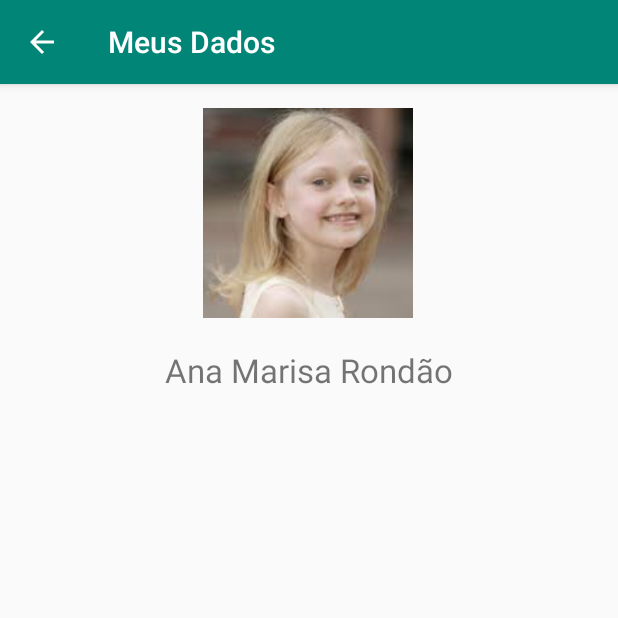
After one commit to jcoelh0/IHC-AEEB, an Android app: the MeusDados screen opened directly, with no data from a screen before it, on a phone screen of 412 x 824 dp, the top half of it. The commit adds this screen. Run offline under Robolectric (Android 15) with nearby library versions, the phone set to English and light mode, and no system bars.

Commit message:
activity_meus_dados initiated

```diff
--- a/app/src/main/AndroidManifest.xml
+++ b/app/src/main/AndroidManifest.xml
@@ -9,14 +9,18 @@
         android:roundIcon="@mipmap/ic_launcher_round"
         android:supportsRtl="true"
         android:theme="@style/AppTheme">
+        <activity android:name=".MeusDados"
+            android:label="Meus Dados"
+            android:parentActivityName=".MainActivity">
+        </activity>
         <activity
             android:name=".Horario"
             android:label="Horário"
-            android:parentActivityName=".MainActivity"/>
+            android:parentActivityName=".MainActivity" />
         <activity
             android:name=".Ementa"
             android:label="Ementa"
-            android:parentActivityName=".MainActivity"/>
+            android:parentActivityName=".MainActivity" />
         <activity
             android:name=".Anuncios_Add"
             android:label="Adicionar Novo Anúncio"
--- a/app/src/main/java/com/example/myapplication/AtividadesExtracur_Add.java
+++ b/app/src/main/java/com/example/myapplication/AtividadesExtracur_Add.java
@@ -61,11 +61,12 @@ public class AtividadesExtracur_Add extends AppCompatActivity {
             dataNovaAtiv = "Data: "+ dataAtiv.getDayOfMonth()+"/"+ dataAtiv.getMonth()+"/"+dataAtiv.getYear();
         } else {
             tituloNovaAtiv = "";
+            descNovaAtiv = "";
             dataNovaAtiv= "";
         }
 
-        navigateUpTo(new Intent(getBaseContext(), MainActivity.class));
-        Toast.makeText(this,"Atividade Adicionada.", Toast.LENGTH_SHORT).show();
+        navigateUpTo(new Intent(getBaseContext(), AtividadesExtracur.class));
+        Toast.makeText(this,"Atividade Adicionado.", Toast.LENGTH_SHORT).show();
         return true;
     }
 }
--- /dev/null
+++ b/app/src/main/java/com/example/myapplication/MeusDados.java
@@ -0,0 +1,15 @@
+package com.example.myapplication;
+
+import android.support.v7.app.AppCompatActivity;
+import android.os.Bundle;
+
+public class MeusDados extends AppCompatActivity {
+
+    boolean tipoUsuario = MainActivity.getTipoUsuario();
+
+    @Override
+    protected void onCreate(Bundle savedInstanceState) {
+        super.onCreate(savedInstanceState);
+        setContentView(R.layout.activity_meus_dados);
+    }
+}
--- /dev/null
+++ b/app/src/main/res/layout/activity_meus_dados.xml
@@ -0,0 +1,35 @@
+<?xml version="1.0" encoding="utf-8"?>
+<android.support.constraint.ConstraintLayout xmlns:android="http://schemas.android.com/apk/res/android"
+    xmlns:app="http://schemas.android.com/apk/res-auto"
+    xmlns:tools="http://schemas.android.com/tools"
+    android:layout_width="match_parent"
+    android:layout_height="match_parent"
+    tools:context=".MeusDados">
+
+    <ImageView
+        android:id="@+id/imageView"
+        android:layout_width="140dp"
+        android:layout_height="140dp"
+        android:layout_marginStart="8dp"
+        android:layout_marginTop="16dp"
+        android:layout_marginEnd="8dp"
+        android:contentDescription="@string/persona"
+        app:layout_constraintEnd_toEndOf="parent"
+        app:layout_constraintHorizontal_bias="0.498"
+        app:layout_constraintStart_toStartOf="parent"
+        app:layout_constraintTop_toTopOf="parent"
+        app:srcCompat="@drawable/ana" />
+
+    <TextView
+        android:id="@+id/textView1"
+        android:layout_width="wrap_content"
+        android:layout_height="wrap_content"
+        android:layout_marginStart="8dp"
+        android:layout_marginTop="20dp"
+        android:layout_marginEnd="8dp"
+        android:text="@string/persona"
+        android:textSize="22sp"
+        app:layout_constraintEnd_toEndOf="parent"
+        app:layout_constraintStart_toStartOf="parent"
+        app:layout_constraintTop_toBottomOf="@+id/imageView" />
+</android.support.constraint.ConstraintLayout>
--- a/app/src/main/res/values/strings.xml
+++ b/app/src/main/res/values/strings.xml
@@ -45,4 +45,5 @@
     <string name="tituloAtiv">textView</string>
     <string name="descAtiv">textView</string>
     <string name="dataAtiv">Data: 21/05/2019</string>
+    <string name="persona">Ana Marisa Rondão</string>
 </resources>
```
Also changed, not shown: app/src/main/res/drawable-v24/ana.png (added), app/src/main/res/drawable-v24/carlos.png (added).
